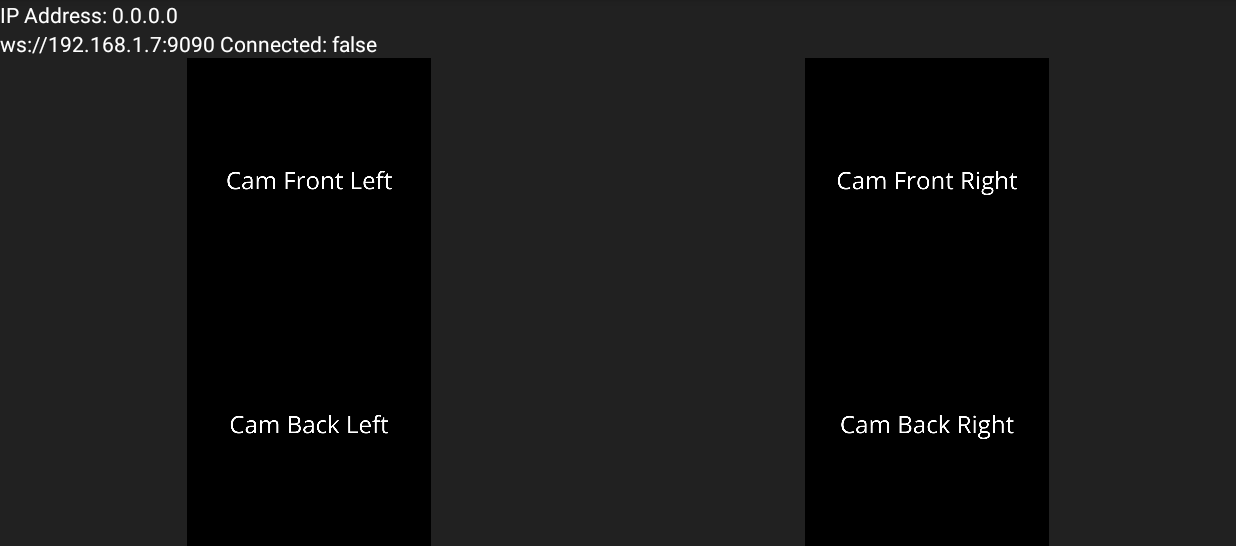
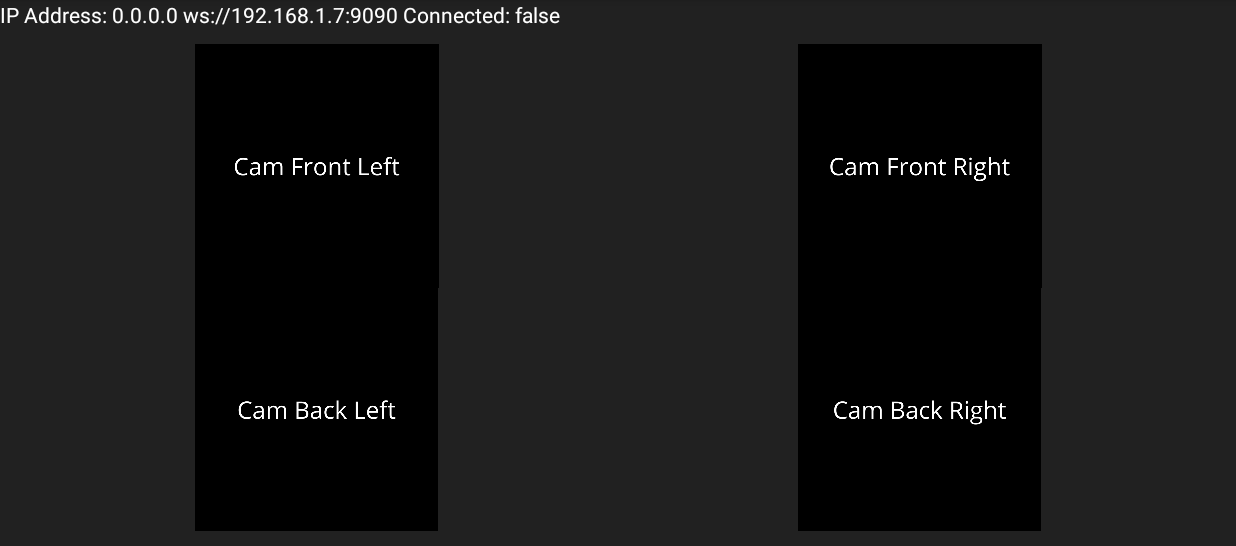
Before and after one commit to ConstanceALOYAU/RoboCup_app, an Android app built with Jetpack Compose: the screen it shows after launch (MainActivity), on a phone screen of 824 x 412 dp (held sideways), the part 72-618 px from its top. Run offline under Robolectric (Android 15) with nearby library versions, the phone set to English and light mode, and no system bars.

Commit message:
Update UI

```diff
--- a/app/src/main/java/com/example/robocup/MainActivity.kt
+++ b/app/src/main/java/com/example/robocup/MainActivity.kt
@@ -31,7 +31,7 @@ class MainActivity : AppCompatActivity() {
 
         // Associer les vues
         ipTextView = findViewById(R.id.ip)
-        ipRBview = findViewById(R.id.ip_rb)
+        var textString = ""
         imageViews = listOf(
             findViewById(R.id.ViewFL),
             findViewById(R.id.ViewFR),
@@ -43,17 +43,18 @@ class MainActivity : AppCompatActivity() {
         try {
             val ipAddress = getIPAddress(this)
             if (ipAddress != null) {
-                ipTextView.text = "IP Address: $ipAddress"
+                textString = "IP Address: $ipAddress"
             }
         } catch (e: Exception) {
-            ipTextView.text = "Error getting IP Address"
+            textString = "Error getting IP Address"
             Log.e("MainActivity", "Exception in getIPAddress: ${e.message}")
         }
 
         // Initialiser le client ROSBridge
         rosbridgeClient = RosbridgeClient(rosbridgeURL, this)
         rosbridgeClient.connect()
-        ipRBview.text = "$rosbridgeURL Connected: ${rosbridgeClient.getIsConnected()}"
+        textString += " $rosbridgeURL Connected: ${rosbridgeClient.getIsConnected()}"
+        ipTextView.text = textString
 
         // Souscrire aux topics des caméras
         subscribeToCameraTopics()
--- a/app/src/main/res/layout/activity_main.xml
+++ b/app/src/main/res/layout/activity_main.xml
@@ -16,21 +16,17 @@
         android:layout_height="wrap_content"
         android:textColor="@android:color/white" />
 
-    <TextView
-        android:id="@+id/ip_rb"
+    <LinearLayout
         android:layout_width="match_parent"
         android:layout_height="wrap_content"
-        android:textColor="@android:color/white" />
-
-    <LinearLayout
-        android:layout_width="match_parent"
-        android:layout_height="match_parent"
+        android:layout_margin="10dp"
+        android:layout_marginBottom="500dp"
         android:orientation="vertical">
 
         <!-- Premier LinearLayout horizontal, occupe 50% de l'espace vertical -->
         <LinearLayout
             android:layout_width="match_parent"
-            android:layout_height="0dp"
+            android:layout_height="wrap_content"
             android:layout_weight="1"
             android:orientation="horizontal">
 
@@ -38,25 +34,25 @@
                 android:id="@+id/ViewFL"
                 android:layout_width="0dp"
                 android:layout_height="match_parent"
+                android:layout_weight="1"
+                android:contentDescription="cam front left"
                 android:scaleType="fitCenter"
-                android:src="@drawable/ic_cam_front_left"
-                android:contentDescription="cam front left"
-                android:layout_weight="1" />
+                android:src="@drawable/ic_cam_front_left" />
 
             <ImageView
                 android:id="@+id/ViewFR"
                 android:layout_width="0dp"
                 android:layout_height="match_parent"
+                android:layout_weight="1"
+                android:contentDescription="cam front right"
                 android:scaleType="fitCenter"
-                android:src="@drawable/ic_cam_front_right"
-                android:contentDescription="cam front right"
-                android:layout_weight="1" />
+                android:src="@drawable/ic_cam_front_right" />
         </LinearLayout>
 
         <!-- Deuxième LinearLayout horizontal, occupe 50% de l'espace vertical -->
         <LinearLayout
             android:layout_width="match_parent"
-            android:layout_height="0dp"
+            android:layout_height="match_parent"
             android:layout_weight="1"
             android:orientation="horizontal">
 
@@ -64,21 +60,20 @@
                 android:id="@+id/ViewBL"
                 android:layout_width="0dp"
                 android:layout_height="match_parent"
+                android:layout_weight="1"
+                android:contentDescription="cam back left"
                 android:scaleType="fitCenter"
-                android:src="@drawable/ic_cam_back_left"
-                android:layout_weight="1"
-                android:contentDescription="cam back left" />
+                android:src="@drawable/ic_cam_back_left" />
 
             <ImageView
                 android:id="@+id/ViewBR"
                 android:layout_width="0dp"
                 android:layout_height="match_parent"
+                android:layout_weight="1"
+                android:contentDescription="cam back Left"
                 android:scaleType="fitCenter"
-                android:layout_weight="1"
-                android:src="@drawable/ic_cam_back_right"
-                android:contentDescription="cam back Left" />
+                android:src="@drawable/ic_cam_back_right" />
         </LinearLayout>
     </LinearLayout>
 
-
 </LinearLayout>
```
